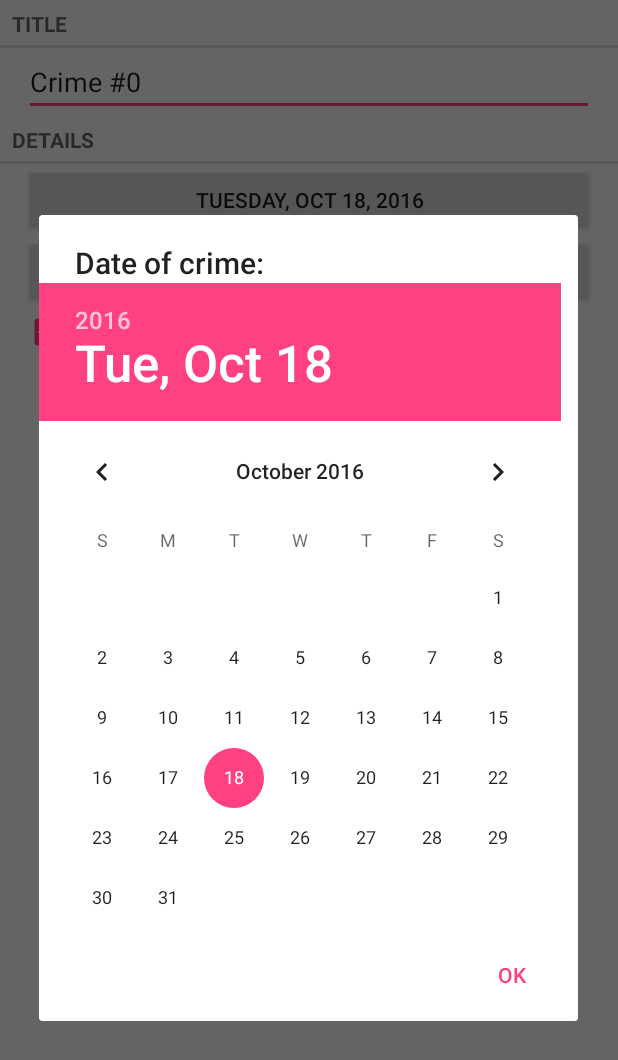
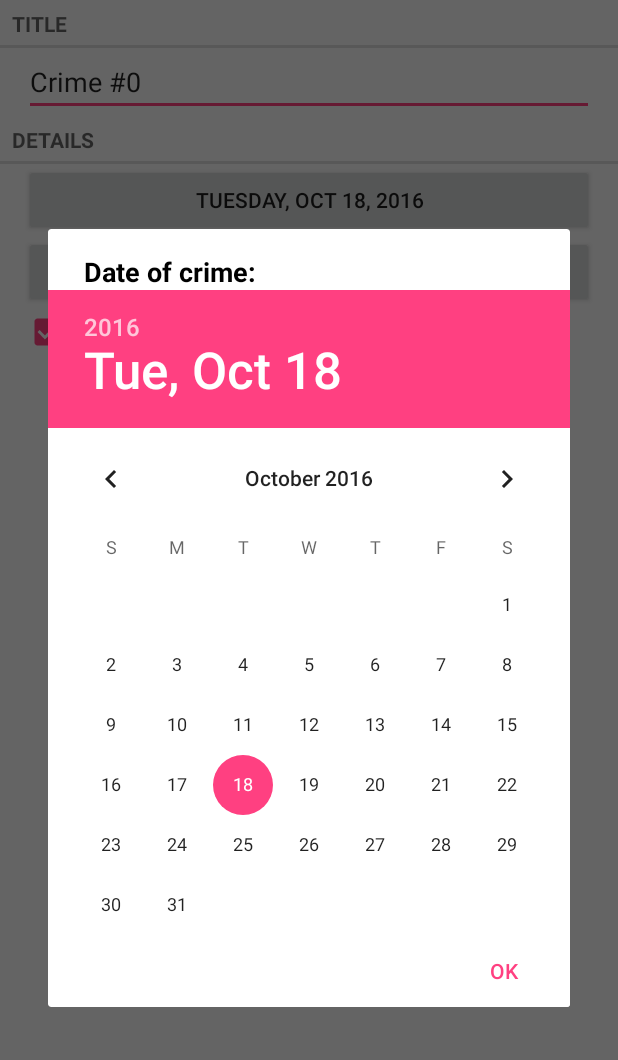
Before and after one commit to gavransava/NerdRanchApps, an Android app: the CrimePagerActivity screen opened directly, with no data from a screen before it, after a tap on an icon or button, on a phone screen of 412 x 824 dp. Shown: the top 1060 px of the screen. Run offline under Robolectric (Android 15) with nearby library versions, the phone set to English and light mode, and no system bars.

Commit message:
CriminalIntent - Added custom dialog layout instead of using AlertDialog.Builder

```diff
--- a/CriminalIntent/app/src/main/java/com/example/savagavran/criminalintent/DatePickerFragment.java
+++ b/CriminalIntent/app/src/main/java/com/example/savagavran/criminalintent/DatePickerFragment.java
@@ -9,6 +9,7 @@ import android.support.v4.app.DialogFragment;
 import android.support.v7.app.AlertDialog;
 import android.view.LayoutInflater;
 import android.view.View;
+import android.view.ViewGroup;
 import android.widget.DatePicker;
 
 import java.util.Calendar;
@@ -32,8 +33,8 @@ public class DatePickerFragment extends DialogFragment {
         return fragment;
     }
 
-    @Override
-    public Dialog onCreateDialog(Bundle savedInstanceState) {
+
+    public View onCreateView(LayoutInflater inflater, ViewGroup container, Bundle savedInstanceState) {
         View v = LayoutInflater.from(getActivity())
                 .inflate(R.layout.dialog_date, null);
 
@@ -48,11 +49,10 @@ public class DatePickerFragment extends DialogFragment {
         mDatePicker = (DatePicker) v.findViewById(R.id.dialog_date_date_picker);
         mDatePicker.init(year, month, day, null);
 
-        return new AlertDialog.Builder(getActivity())
-                .setView(v)
-                .setTitle(R.string.date_picker_title)
-                .setPositiveButton(android.R.string.ok,
-                        new DialogInterface.OnClickListener() {
+        return v;
+
+        /*
+                        .OnClickListener() {
                             @Override
                             public void onClick(DialogInterface dialog, int which) {
                                 int year = mDatePicker.getYear();
@@ -61,8 +61,8 @@ public class DatePickerFragment extends DialogFragment {
                                 Date date = new GregorianCalendar(year, month, day).getTime();
                                 sendResult(Activity.RESULT_OK, date);
                             }
-                        })
-                .create();
+                        })*/
+
     }
 
     private void sendResult(int resultCode, Date date) {
--- a/CriminalIntent/app/src/main/res/layout/dialog_date.xml
+++ b/CriminalIntent/app/src/main/res/layout/dialog_date.xml
@@ -1,7 +1,33 @@
 <?xml version="1.0" encoding="utf-8"?>
-<DatePicker xmlns:android="http://schemas.android.com/apk/res/android"
-            android:id="@+id/dialog_date_date_picker"
+<LinearLayout xmlns:android="http://schemas.android.com/apk/res/android"
+              android:layout_height="wrap_content"
+              android:layout_width="wrap_content"
+              android:orientation="vertical">
+
+    <TextView
+        android:text="@string/date_picker_title"
+        android:layout_width="wrap_content"
+        android:layout_height="wrap_content"
+        android:layout_marginLeft="24dp"
+        android:layout_marginTop="16dp"
+        android:layout_weight="1"
+        android:textStyle="normal|bold"
+        android:textSize="18sp"
+        android:textColor="@android:color/black"/>
+
+    <DatePicker android:id="@+id/dialog_date_date_picker"
+                android:layout_width="wrap_content"
+                android:layout_height="wrap_content"
+                android:calendarViewShown="false">
+    </DatePicker>
+
+    <Button android:id="@+id/button"
             android:layout_width="wrap_content"
             android:layout_height="wrap_content"
-            android:calendarViewShown="false">
-</DatePicker>
+            android:layout_weight="1"
+            android:layout_gravity="right"
+            android:text="@android:string/ok"
+            android:background="@android:color/background_light"
+            android:textColor="@color/colorAccent"
+            style="@style/Widget.AppCompat.Button.Borderless"/>
+</LinearLayout>
--- a/CriminalIntent/app/src/main/res/values/colors.xml
+++ b/CriminalIntent/app/src/main/res/values/colors.xml
@@ -2,5 +2,5 @@
 <resources>
     <color name="colorPrimary">#3F51B5</color>
     <color name="colorPrimaryDark">#303F9F</color>
-    <color name="colorAccent">#FF4081</color>
+    <color name="colorAccent">#ff4081</color>
 </resources>
```
